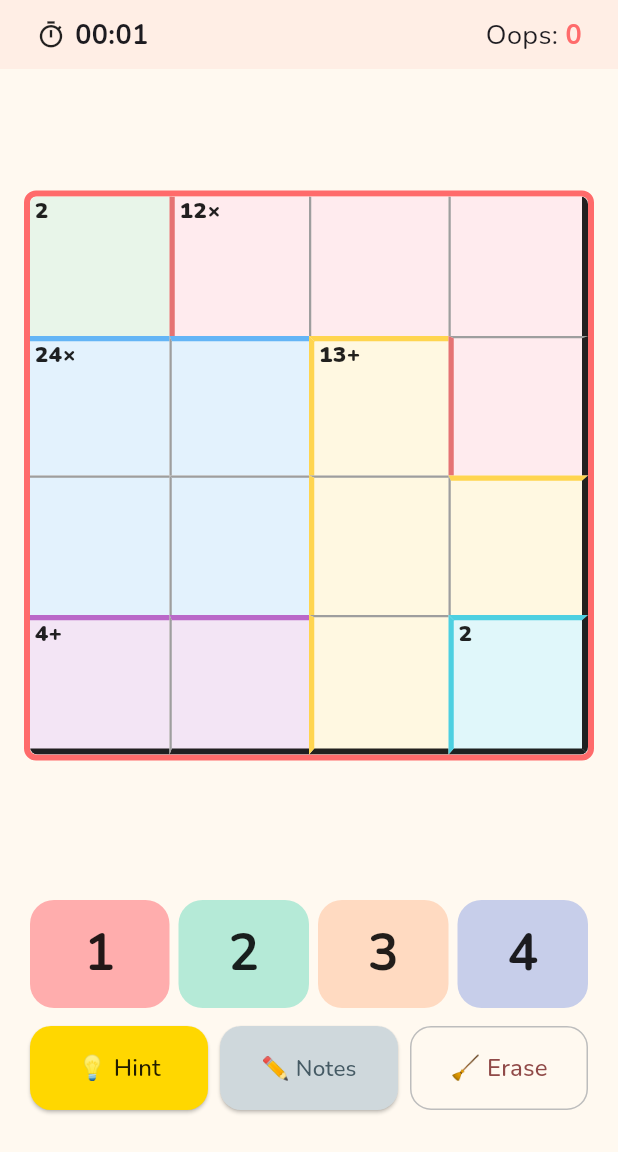
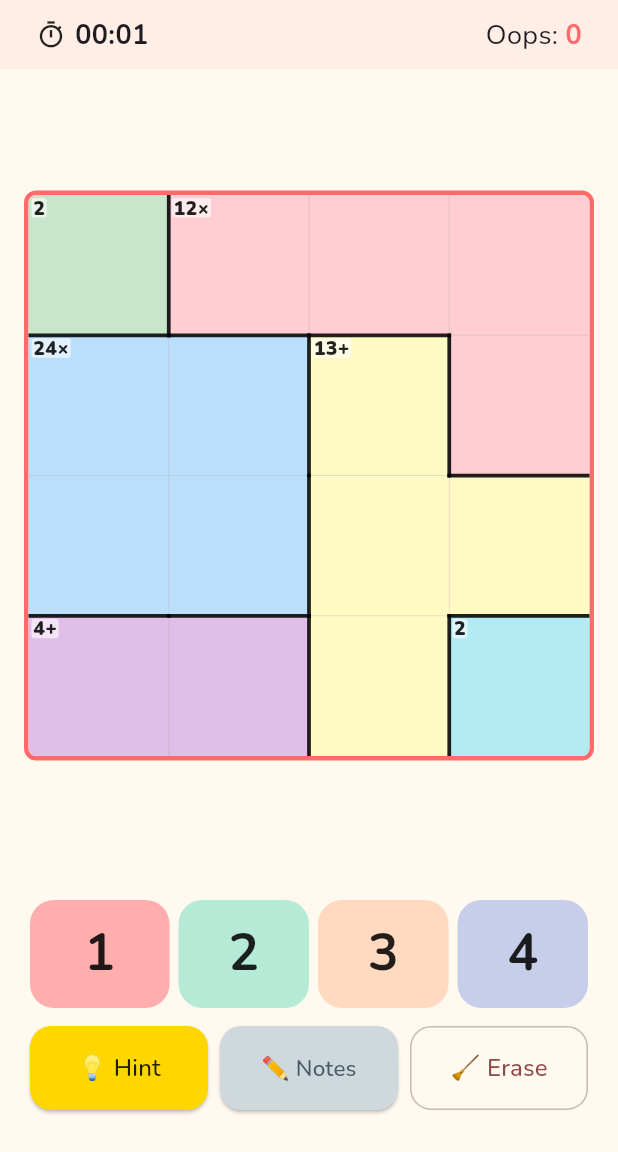
Before and after one commit to MichaelKuen/mathdoku, a Flutter app: the screen it shows after launch, after a tap on "⭐⭐", on a phone screen of 412 x 824 dp, the part 84-1236 px from its top. Run offline on Flutter 3.47's test engine with Material 3 defaults, Android fonts, the phone set to English and light mode, and no system bars; our stand-ins replace confetti, flutter_animate, flutter_riverpod, freezed_annotation, google_fonts, riverpod_annotation; generated files the repository leaves out were written again.

Commit message:
WIP: stronger cage colours and painted cage borders
Co-Authored-By: Claude Opus 5.5 <noreply@anthropic.com>

```diff
--- a/lib/features/game/presentation/widgets/mathdoku_grid.dart
+++ b/lib/features/game/presentation/widgets/mathdoku_grid.dart
@@ -8,31 +8,18 @@ import '../../domain/models/cell.dart';
 import '../providers/game_provider.dart';
 import '../../../../core/theme/app_theme.dart';
 
+// Material 100-shade colours — clearly distinct but not overwhelming.
 const List<Color> kCageColors = [
-  Color(0xFFFFEBEE), // pastel red
-  Color(0xFFE3F2FD), // pastel blue
-  Color(0xFFE8F5E9), // pastel green
-  Color(0xFFFFF8E1), // pastel yellow
-  Color(0xFFF3E5F5), // pastel purple
-  Color(0xFFE0F7FA), // pastel cyan
-  Color(0xFFFBE9E7), // pastel orange
-  Color(0xFFF1F8E9), // pastel lime
-  Color(0xFFE8EAF6), // pastel indigo
-  Color(0xFFE1F5FE), // pastel light-blue
-];
-
-// Saturated border colours — one per cage, matched to kCageColors hues.
-const List<Color> kCageBorderColors = [
-  Color(0xFFE57373), // red
-  Color(0xFF64B5F6), // blue
-  Color(0xFF81C784), // green
-  Color(0xFFFFD54F), // yellow
-  Color(0xFFBA68C8), // purple
-  Color(0xFF4DD0E1), // cyan
-  Color(0xFFFF8A65), // orange
-  Color(0xFFAED581), // lime
-  Color(0xFF7986CB), // indigo
-  Color(0xFF4FC3F7), // light-blue
+  Color(0xFFFFCDD2), // red
+  Color(0xFFBBDEFB), // blue
+  Color(0xFFC8E6C9), // green
+  Color(0xFFFFF9C4), // yellow
+  Color(0xFFE1BEE7), // purple
+  Color(0xFFB2EBF2), // cyan
+  Color(0xFFFFCCBC), // deep-orange
+  Color(0xFFDCEDC8), // lime
+  Color(0xFFC5CAE9), // indigo
+  Color(0xFFB3E5FC), // sky
 ];
 
 class MathdokuGrid extends ConsumerWidget {
@@ -47,11 +34,13 @@ class MathdokuGrid extends ConsumerWidget {
       aspectRatio: 1,
       child: Container(
         decoration: BoxDecoration(
-          border: Border.all(color: kPrimary, width: 4),
+          border: Border.all(color: kPrimary, width: 3),
           borderRadius: BorderRadius.circular(8),
         ),
         child: ClipRRect(
           borderRadius: BorderRadius.circular(5),
+          child: CustomPaint(
+            foregroundPainter: _CageBorderPainter(board),
             child: GridView.builder(
               padding: EdgeInsets.zero,
               physics: const NeverScrollableScrollPhysics(),
@@ -70,8 +59,69 @@ class MathdokuGrid extends ConsumerWidget {
             ),
           ),
         ),
+      ),
     );
   }
+}
+
+// Draws faint inner grid lines, then overwrites cage boundaries with thick
+// dark lines so each cage reads as one solid block.
+class _CageBorderPainter extends CustomPainter {
+  final Board board;
+  const _CageBorderPainter(this.board);
+
+  @override
+  void paint(Canvas canvas, Size size) {
+    final cellSize = size.width / board.size;
+
+    final innerPaint = Paint()
+      ..color = const Color(0x22000000)
+      ..strokeWidth = 0.5;
+
+    final cagePaint = Paint()
+      ..color = Colors.black87
+      ..strokeWidth = 2.5
+      ..strokeCap = StrokeCap.square;
+
+    // Step 1 — faint lines across the full grid
+    for (int i = 1; i < board.size; i++) {
+      final pos = i * cellSize;
+      canvas.drawLine(Offset(0, pos), Offset(size.width, pos), innerPaint);
+      canvas.drawLine(Offset(pos, 0), Offset(pos, size.height), innerPaint);
+    }
+
+    // Step 2 — thick dark line wherever two adjacent cells are in different cages
+    // Horizontal boundaries
+    for (int r = 0; r < board.size - 1; r++) {
+      for (int c = 0; c < board.size; c++) {
+        if (board.getCell(r, c).cageId != board.getCell(r + 1, c).cageId) {
+          final y = (r + 1) * cellSize;
+          canvas.drawLine(
+            Offset(c * cellSize, y),
+            Offset((c + 1) * cellSize, y),
+            cagePaint,
+          );
+        }
+      }
+    }
+
+    // Vertical boundaries
+    for (int r = 0; r < board.size; r++) {
+      for (int c = 0; c < board.size - 1; c++) {
+        if (board.getCell(r, c).cageId != board.getCell(r, c + 1).cageId) {
+          final x = (c + 1) * cellSize;
+          canvas.drawLine(
+            Offset(x, r * cellSize),
+            Offset(x, (r + 1) * cellSize),
+            cagePaint,
+          );
+        }
+      }
+    }
+  }
+
+  @override
+  bool shouldRepaint(_CageBorderPainter old) => old.board != board;
 }
 
 class _MathdokuCell extends ConsumerWidget {
@@ -81,11 +131,12 @@ class _MathdokuCell extends ConsumerWidget {
   const _MathdokuCell({required this.cell, required this.board});
 
   Color _bgColor() {
+    final base = kCageColors[cell.cageId % kCageColors.length];
+
     if (cell.isSelected) return kPrimary.withValues(alpha: 0.50);
-    if (cell.isSameNumber) return kSecondary.withValues(alpha: 0.35);
-    if (cell.isHighlighted) return Colors.grey.withValues(alpha: 0.20);
+    if (cell.isSameNumber) return Color.alphaBlend(kSecondary.withValues(alpha: 0.35), base);
+    if (cell.isHighlighted) return Color.alphaBlend(Colors.black.withValues(alpha: 0.10), base);
 
-    final base = kCageColors[cell.cageId % kCageColors.length];
     if (cell.cageStatus == CellStatus.correct) {
       return Color.alphaBlend(Colors.green.withValues(alpha: 0.22), base);
     }
@@ -95,47 +146,38 @@ class _MathdokuCell extends ConsumerWidget {
     return base;
   }
 
-  // Only draw top and left borders to avoid doubling between adjacent cells.
-  // Bottom is drawn for the last row, right for the last column.
-  BorderSide _side(int dr, int dc) {
-    final nr = cell.row + dr;
-    final nc = cell.col + dc;
-    if (nr < 0 || nr >= board.size || nc < 0 || nc >= board.size) {
-      return const BorderSide(width: 4.0, color: Colors.black87);
-    }
-    final neighbor = board.getCell(nr, nc);
-    if (neighbor.cageId == cell.cageId) {
-      return BorderSide(width: 1.5, color: Colors.grey.shade500);
-    }
-    return BorderSide(
-      width: 3.5,
-      color: kCageBorderColors[cell.cageId % kCageBorderColors.length],
-    );
-  }
-
-  Border _border() => Border(
-        top: cell.row == 0 ? BorderSide.none : _side(-1, 0),
-        left: cell.col == 0 ? BorderSide.none : _side(0, -1),
-        bottom: cell.row == board.size - 1 ? _side(1, 0) : BorderSide.none,
-        right: cell.col == board.size - 1 ? _side(0, 1) : BorderSide.none,
-      );
-
   @override
   Widget build(BuildContext context, WidgetRef ref) {
+    // Smaller clue font on 6×6 grid to fit longer clue strings (e.g. "720×").
+    final clueFontSize = board.size > 4 ? 10.0 : 13.0;
+
     Widget content = Stack(
       children: [
-        // Clue label in top-left corner
+        // Clue label — top-left corner with white backing so it's always readable
         if (cell.showClue)
           Positioned(
             top: 2,
-            left: 3,
+            left: 2,
+            right: 2,
+            child: Align(
+              alignment: Alignment.topLeft,
+              child: Container(
+                padding: const EdgeInsets.symmetric(horizontal: 1),
+                decoration: BoxDecoration(
+                  color: Colors.white.withValues(alpha: 0.60),
+                  borderRadius: BorderRadius.circular(2),
+                ),
                 child: Text(
                   cell.clueText,
-              style: const TextStyle(
-                fontSize: 15,
+                  maxLines: 1,
+                  overflow: TextOverflow.clip,
+                  style: TextStyle(
+                    fontSize: clueFontSize,
                     fontWeight: FontWeight.w900,
                     color: Colors.black87,
                     height: 1.0,
+                  ),
+                ),
               ),
             ),
           ),
@@ -166,7 +208,7 @@ class _MathdokuCell extends ConsumerWidget {
               }),
             ),
           ),
-        // Player digit centred
+        // Player digit — centred
         if (cell.value != 0)
           Center(
             child: Text(
@@ -185,7 +227,6 @@ class _MathdokuCell extends ConsumerWidget {
       ],
     );
 
-    // Animations
     if (cell.isSelected) {
       content = content
           .animate(onPlay: (c) => c.repeat(reverse: true))
@@ -209,10 +250,9 @@ class _MathdokuCell extends ConsumerWidget {
         ref.read(gameNotifierProvider.notifier).selectCell(cell.row, cell.col);
       },
       child: Container(
-        decoration: BoxDecoration(
+        // No border on individual cells — cage outlines are painted by
+        // _CageBorderPainter so they never double-draw or mis-align.
         color: _bgColor(),
-          border: _border(),
-        ),
         child: content,
       ),
     );
```
Lines whose indentation alone changed are shown as unchanged.
